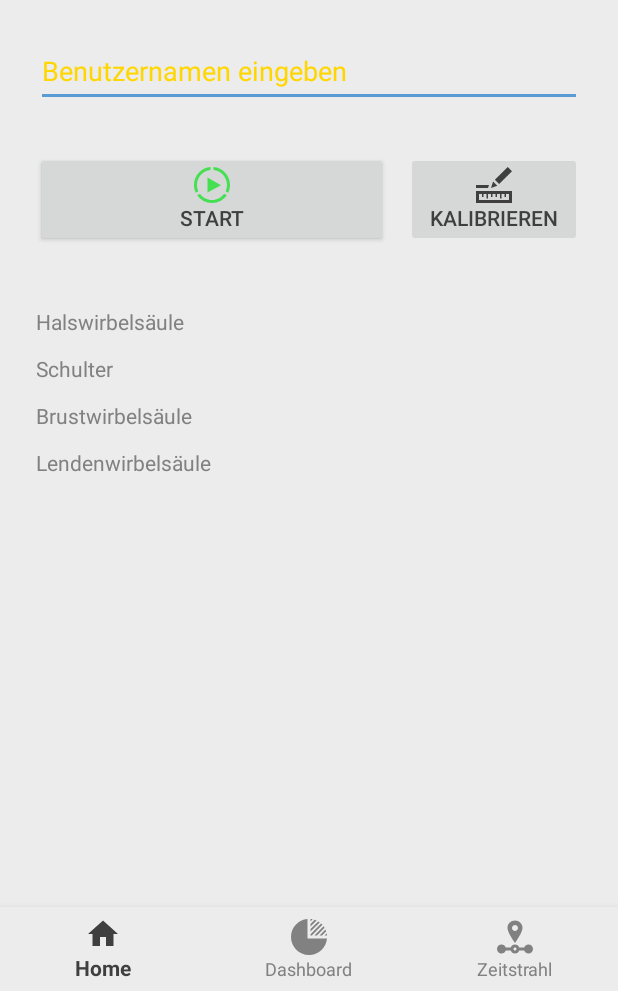
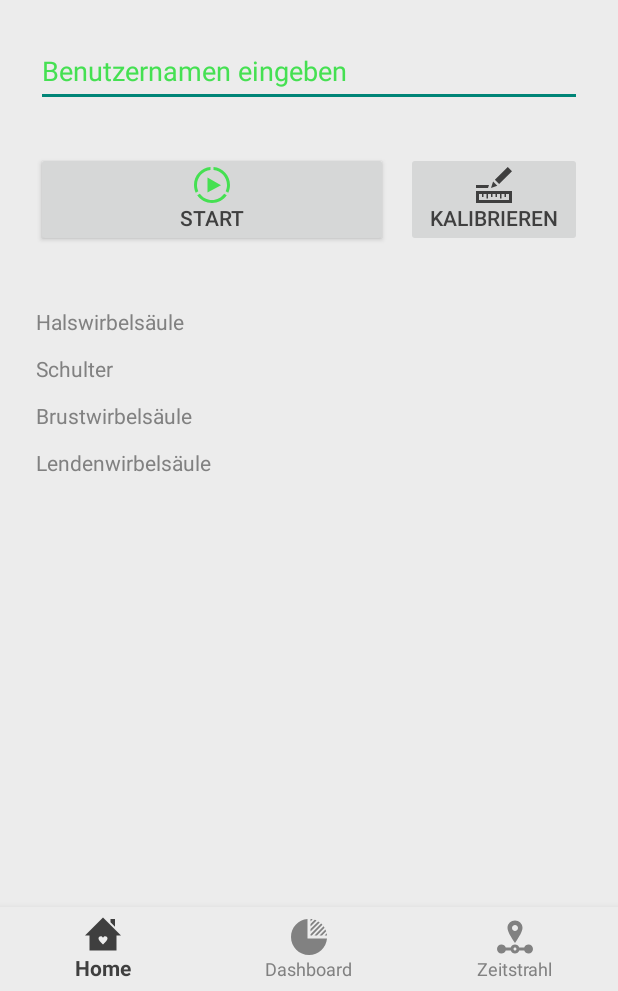
Before and after one commit to semmel86/de.adjustme.re.android.app, an Android app: the screen it shows after launch (MainActivity), on a phone screen of 412 x 824 dp, the part 245-1236 px from its top. Run offline under Robolectric (Android 15) with nearby library versions, the phone set to English and light mode, and no system bars; 3 statements that could not run were skipped.

Commit message:
- bugfix deadlock on marker (indexoutofbounds because of unavailable highlight) - add home and dev icon - adjust colors

```diff
--- a/app/src/main/java/re/adjustme/de/readjustme/Frontend/DashboardDayActivity.java
+++ b/app/src/main/java/re/adjustme/de/readjustme/Frontend/DashboardDayActivity.java
@@ -98,8 +98,8 @@ public class DashboardDayActivity extends GenericBaseActivity {
     }
 
     private void addDataToChart(PieChart pieChart, HashMap<Label, Long> hashMap, String label) {
+        pieChart.highlightValue(0, -1);
         List<PieEntry> entries = new ArrayList<>();
-
         if (hashMap != null && !hashMap.isEmpty()) {
             //sort HashMap
             Set<Map.Entry<Label, Long>> set = hashMap.entrySet();
@@ -139,11 +139,14 @@ public class DashboardDayActivity extends GenericBaseActivity {
         ArrayList<Integer> colors = new ArrayList<>();
         colors.add(ResourcesCompat.getColor(getResources(), R.color.textColorHighlight, null));
         colors.add(ResourcesCompat.getColor(getResources(), R.color.keyTextColor, null));
-        colors.add(ResourcesCompat.getColor(getResources(), R.color.colorAccent, null));
+        colors.add(ResourcesCompat.getColor(getResources(), R.color.activatedHighlight, null));
         colors.add(ResourcesCompat.getColor(getResources(), R.color.textColorPrimary, null));
         colors.add(ResourcesCompat.getColor(getResources(), R.color.textColorTertiary, null));
 
         pieDataSet.setColors(colors);
+
+        IMarker marker = new MyMarkerView(this, R.layout.custom_marker_view);
+        pieChart.setMarker(marker);
 
         pieChart.setEntryLabelTextSize(7f);
         Description desc = new Description();
@@ -155,8 +158,5 @@ public class DashboardDayActivity extends GenericBaseActivity {
         pieChart.getLegend().setEnabled(false);
         pieChart.setCenterText(label);
         pieChart.invalidate();
-
-        IMarker marker = new MyMarkerView(this, R.layout.custom_marker_view);
-        pieChart.setMarker(marker);
     }
 }
--- a/app/src/main/java/re/adjustme/de/readjustme/Frontend/TimelineActivity.java
+++ b/app/src/main/java/re/adjustme/de/readjustme/Frontend/TimelineActivity.java
@@ -111,7 +111,7 @@ public class TimelineActivity extends GenericBaseActivity {
                 colors.add(ResourcesCompat.getColor(getResources(), R.color.colorError, null));
             }else if (duration > 600000) {
                 // >10min
-                colors.add(ResourcesCompat.getColor(getResources(), R.color.textColorHint, null));
+                colors.add(ResourcesCompat.getColor(getResources(), R.color.calendarTextColor, null));
             } else {
                 // <10min
                 colors.add(ResourcesCompat.getColor(getResources(), R.color.textColorHighlight, null));
--- /dev/null
+++ b/app/src/main/res/drawable/ic_code.xml
@@ -0,0 +1,9 @@
+<vector xmlns:android="http://schemas.android.com/apk/res/android"
+        android:width="24dp"
+        android:height="24dp"
+        android:viewportWidth="24.0"
+        android:viewportHeight="24.0">
+    <path
+        android:fillColor="#FF000000"
+        android:pathData="M24,10.935v2.131l-8,3.947v-2.23l5.64,-2.783 -5.64,-2.79v-2.223l8,3.948zM8,14.783l-5.64,-2.783 5.64,-2.79v-2.223l-8,3.948v2.131l8,3.947v-2.23zM15.047,4h-2.078l-4.011,16h2.073l4.016,-16z"/>
+</vector>
--- /dev/null
+++ b/app/src/main/res/drawable/ic_home.xml
@@ -0,0 +1,9 @@
+<vector xmlns:android="http://schemas.android.com/apk/res/android"
+        android:width="24dp"
+        android:height="24dp"
+        android:viewportWidth="24.0"
+        android:viewportHeight="24.0">
+    <path
+        android:fillColor="#FF000000"
+        android:pathData="M12,1l-12,12h3v10h18v-10h3l-12,-12zM12,19c-1.607,-1.626 -3,-2.84 -3,-4.027 0,-1.721 2.427,-2.166 3,-0.473 0.574,-1.695 3,-1.246 3,0.473 0,1.187 -1.393,2.402 -3,4.027zM20,7.093l-3,-3v-2.093h3v5.093z"/>
+</vector>
--- a/app/src/main/res/menu/navigation.xml
+++ b/app/src/main/res/menu/navigation.xml
@@ -3,7 +3,7 @@
 
     <item
         android:id="@+id/navigation_home"
-        android:icon="@drawable/ic_home_black_24dp"
+        android:icon="@drawable/ic_home"
         android:title="@string/title_home" />
 
     <item
--- a/app/src/main/res/menu/navigation_developer.xml
+++ b/app/src/main/res/menu/navigation_developer.xml
@@ -3,7 +3,7 @@
 
     <item
         android:id="@+id/navigation_home"
-        android:icon="@drawable/ic_home_black_24dp"
+        android:icon="@drawable/ic_home"
         android:title="@string/title_home" />
 
     <item
@@ -18,7 +18,7 @@
 
     <item
         android:id="@+id/navigation_train"
-        android:icon="@drawable/ic_ruler"
+        android:icon="@drawable/ic_code"
         android:title="@string/train" />
 
 </menu>
--- a/app/src/main/res/values/colors.xml
+++ b/app/src/main/res/values/colors.xml
@@ -2,7 +2,7 @@
 <resources>
     <color name="colorPrimary">#a7a7a7</color>
     <color name="colorPrimaryDark">#717171</color>
-    <color name="colorAccent">#5b9bd5</color>
+    <color name="calendarTextColor">#ffd600</color>
     <color name="textColorPrimary">#3f3f3f</color>
     <color name="textColorSecondary">#ececec</color>
     <color name="textColorHighlight">#45e052</color>
@@ -10,6 +10,7 @@
     <color name="colorBackground">#ececec</color>
     <color name="colorForeground">#d1d1d1</color>
     <color name="keyTextColor">#2fa638</color>
-    <color name="textColorHint">#ffd600</color>
+    <color name="textColorHint">#45e052</color>
     <color name="colorError">#d50000</color>
+    <color name="activatedHighlight">#5b9bd5</color>
 </resources>
--- a/app/src/main/res/values/styles.xml
+++ b/app/src/main/res/values/styles.xml
@@ -5,7 +5,7 @@
         <!-- Customize your theme here. -->
         <item name="colorPrimary">@color/colorPrimary</item>
         <item name="colorPrimaryDark">@color/colorPrimaryDark</item>
-        <item name="colorAccent">@color/colorAccent</item>
+        <item name="android:calendarTextColor">@color/calendarTextColor</item>
         <item name="android:colorForeground">@color/colorForeground</item>
         <item name="android:textColorPrimary">@color/textColorPrimary</item>
         <item name="android:textColorSecondary">@color/textColorSecondary</item>
@@ -15,6 +15,7 @@
         <item name="android:keyTextColor">@color/keyTextColor</item>
         <item name="colorError">@color/colorError</item>
         <item name="android:textColorHint">@color/textColorHint</item>
+        <item name="android:colorActivatedHighlight">@color/activatedHighlight</item>
     </style>
 
 </resources>
```
